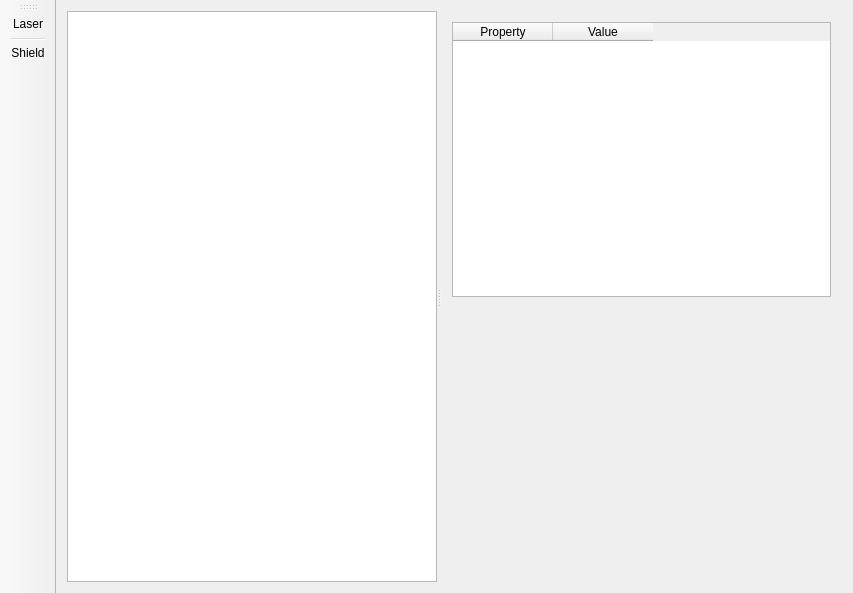
Qt form ui/mainwindow.ui (iminchenko/opticalexperiment) before a commit.
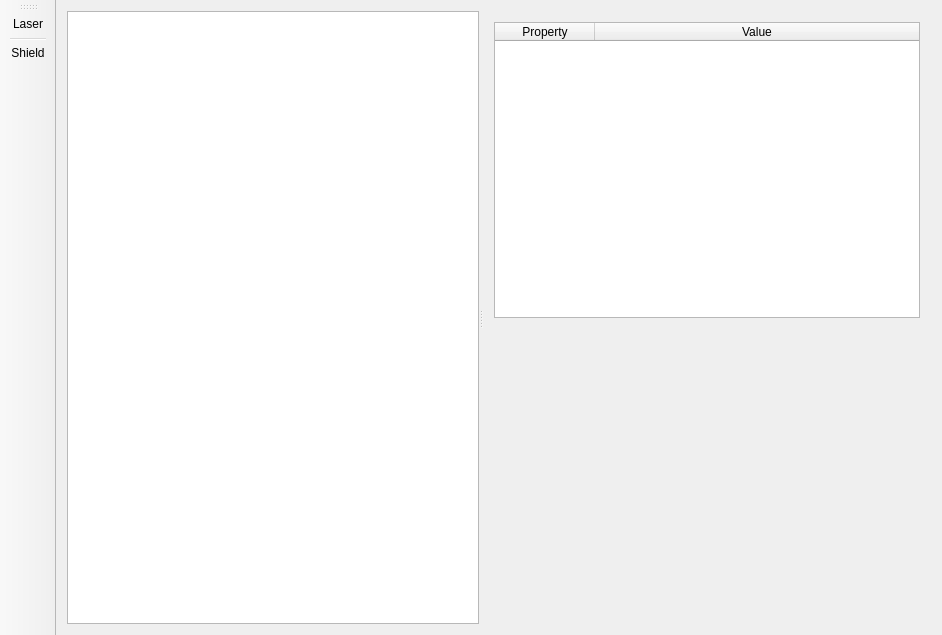
The same form after that commit. Icons and pictures are not drawn. Custom widgets are drawn as their Qt base class.

What changed in the file:
```diff
--- a/ui/mainwindow.ui
+++ b/ui/mainwindow.ui
@@ -6,8 +6,8 @@
    <rect>
     <x>0</x>
     <y>0</y>
-    <width>853</width>
-    <height>593</height>
+    <width>942</width>
+    <height>635</height>
    </rect>
   </property>
   <property name="windowTitle">
@@ -29,6 +29,12 @@
        <layout class="QVBoxLayout" name="verticalLayout">
         <item>
          <widget class="QTableWidget" name="tableWidget">
+          <attribute name="horizontalHeaderStretchLastSection">
+           <bool>true</bool>
+          </attribute>
+          <attribute name="verticalHeaderStretchLastSection">
+           <bool>false</bool>
+          </attribute>
           <column>
            <property name="text">
             <string>Property</string>
```
Left out of the diff: 4 changed lines with no effect on the pictures.
